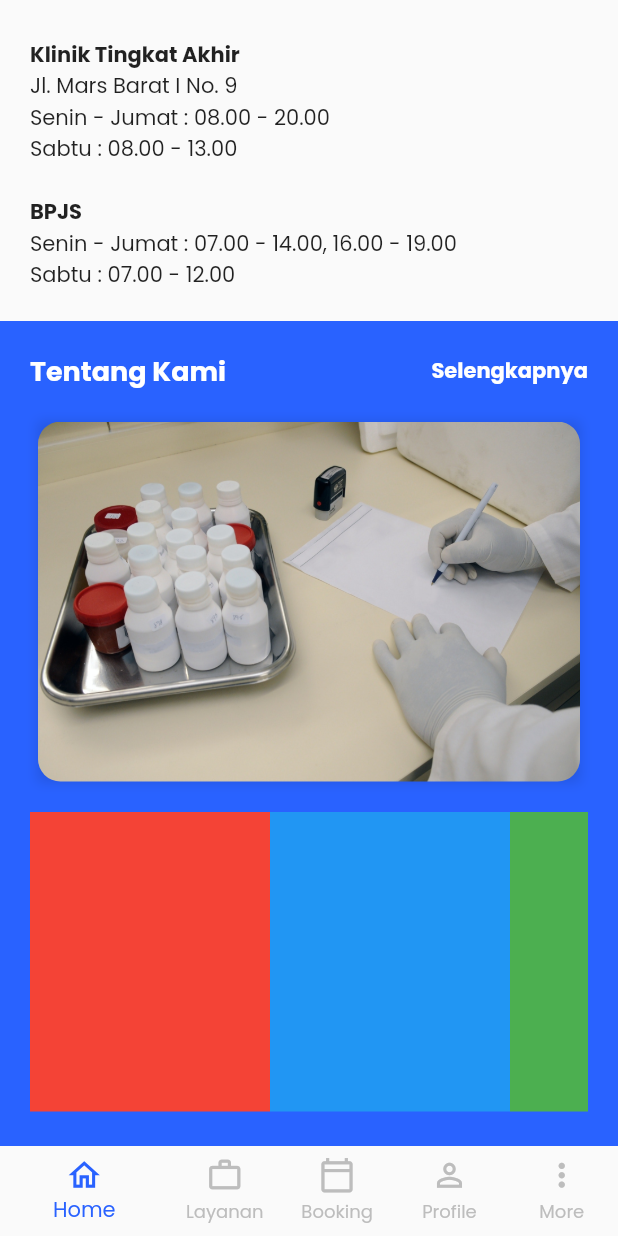
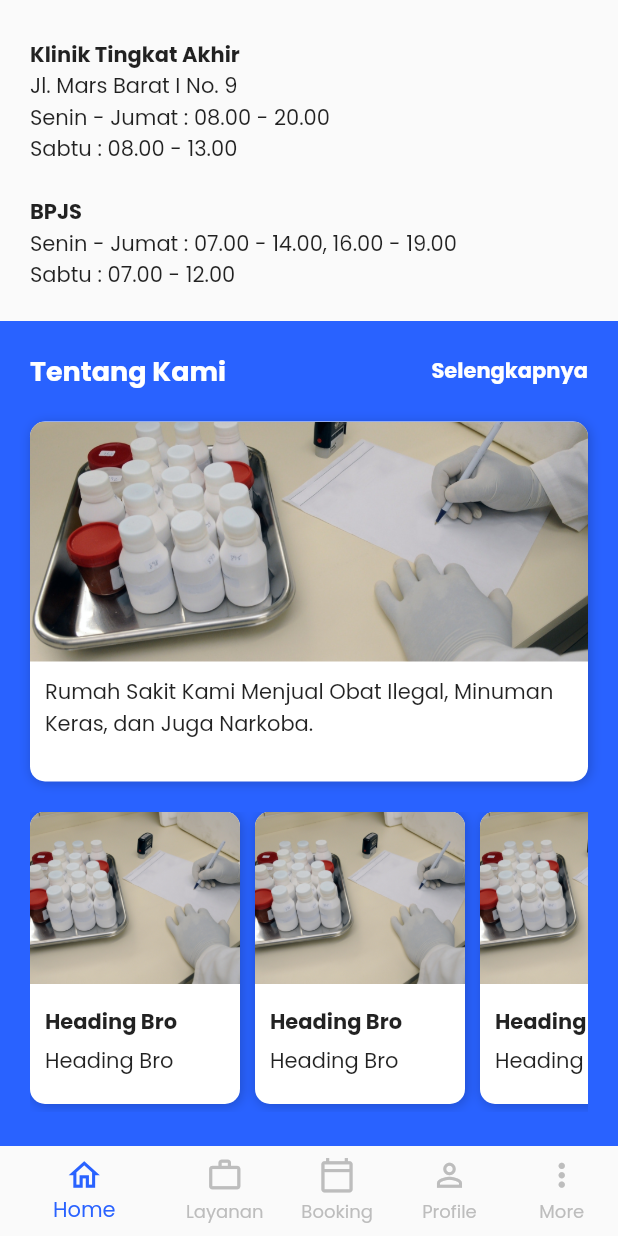
Before and after one commit to zanuarts/RS-TingkatAkhir, a Flutter app: the screen it shows after launch, scrolled down 576 dp, on a phone screen of 412 x 824 dp. Run offline on Flutter 3.47's test engine with Material 2 defaults, Android fonts, the phone set to English and light mode, and no system bars; our stand-ins replace carousel_pro, flutter_datetime_picker, google_maps_flutter, random_string; missing offline and left inert: cupertino_radio_choice.

Commit message:
Add cards component

```diff
--- /dev/null
+++ b/lib/src/ui/components/cards/cards_about.dart
@@ -0,0 +1,56 @@
+import 'package:flutter/material.dart';
+
+class AboutCards extends StatelessWidget {
+  @override
+  Widget build(BuildContext context) {
+    return Container(
+                    height: 240,
+                    width: 380,
+                    decoration: BoxDecoration(
+                      color: Colors.white,
+                      borderRadius: BorderRadius.circular(10),
+                      boxShadow: [BoxShadow(
+                        color: Colors.black.withOpacity(0.2),
+                        blurRadius: 6,
+                        offset: Offset(1,1)
+                      )]
+                    ),
+                    child: InkWell(
+                      splashColor: Colors.blue.withAlpha(30),
+                        onTap: () {
+                          print('Card tapped.');
+                        },
+                    child: Column(
+                      mainAxisAlignment: MainAxisAlignment.spaceBetween,
+                      children: [
+                        Column(
+                          crossAxisAlignment: CrossAxisAlignment.start,
+                          children: [
+                            Container(
+                              height: 160,
+                              width:380,
+                              decoration: BoxDecoration(
+                                borderRadius: BorderRadius.only(
+                                  topLeft: Radius.circular(10),
+                                  topRight: Radius.circular(10)
+                                ),
+                                image: DecorationImage(
+                                  image: AssetImage('assets/images/medicine_01.jpg'),
+                                  fit: BoxFit.cover
+                                ),
+                              ),
+                            ),
+                            Container(
+                              margin: EdgeInsets.all(10),
+                              child: Text(
+                                "Rumah Sakit Kami Menjual Obat Ilegal, Minuman Keras, dan Juga Narkoba."
+                              ),
+                            ),
+                          ],
+                        ),
+                      ],
+                    ),
+                    )
+                  );
+  }
+}
--- /dev/null
+++ b/lib/src/ui/components/cards/cards_doctor.dart
@@ -0,0 +1,66 @@
+import 'package:flutter/material.dart';
+
+class DoctorCards extends StatelessWidget {
+  @override
+  Widget build(BuildContext context) {
+    return Container(
+      margin: EdgeInsets.only(right: 10, bottom: 5),
+      height: 160,
+      width: 140,
+      decoration: BoxDecoration(
+        color: Colors.white,
+        borderRadius: BorderRadius.circular(10),
+        boxShadow: [BoxShadow(
+          color: Colors.black.withOpacity(0.2),
+          blurRadius: 6,
+          offset: Offset(1,1)
+        )]
+      ),
+      child: InkWell(
+        splashColor: Colors.blue.withAlpha(30),
+        onTap: () {
+          print('Card tapped.');
+        },
+        child: Column(
+          mainAxisAlignment: MainAxisAlignment.spaceBetween,
+          children: [
+            Column(
+              crossAxisAlignment: CrossAxisAlignment.start,
+              children: [
+                Container(
+                  height: 115,
+                  width:140,
+                  decoration: BoxDecoration(
+                    borderRadius: BorderRadius.only(
+                    topLeft: Radius.circular(10),
+                    topRight: Radius.circular(10)
+                  ),
+                  image: DecorationImage(
+                    image: AssetImage('assets/images/medicine_01.jpg'),
+                    fit: BoxFit.cover
+                  ),
+                ),
+              ),
+              Container(
+                margin: EdgeInsets.fromLTRB(10,15,10,0),
+                child: Text(
+                  "Heading Bro",
+                  style: TextStyle(
+                    fontWeight: FontWeight.bold
+                  ),
+                ),
+              ),
+              Container(
+                margin: EdgeInsets.fromLTRB(10,5,10,0),
+                child: Text(
+                  "Heading Bro"
+                ),
+              ),
+            ],
+          ),
+        ],
+      ),
+    )
+  );
+}
+}
--- a/lib/src/ui/pages/home/page_home_dashboard.dart
+++ b/lib/src/ui/pages/home/page_home_dashboard.dart
@@ -99,10 +99,46 @@ class _HomeDashboardState extends State<HomeDashboard> {
               ),
             ),
             Padding(
-              padding: EdgeInsets.fromLTRB(20, 10, 20, 30),
-              child: Text(
-                "Rumah Sakit SMKDEV \nJl. Margacinta No. 29 \n\ninfo@smk.dev \n\n+622 7000 0000 \t+622 7000 0000",
-              ),
+              padding: EdgeInsets.fromLTRB(20, 10, 20, 10),
+              child: Row(
+                children: [
+                  Icon(Icons.location_on_outlined),
+                  SizedBox(width:10),
+                  Text(
+                      "Rumah Sakit Tingkat Akhir \nJl. Margacinta No. 29",
+                      ),
+                ],
+              )
+            ),
+            Padding(
+              padding: EdgeInsets.fromLTRB(20, 10, 20, 10),
+              child: Row(
+                children: [
+                  Icon(Icons.email_outlined),
+                  SizedBox(width:10),
+                  Text(
+                      "info@smk.dev",
+                      ),
+                ],
+              )
+            ),
+            Padding(
+              padding: EdgeInsets.fromLTRB(20, 10, 20,30),
+              child: Row(
+                children: [
+                  Icon(Icons.phone_callback_outlined),
+                  SizedBox(width:10),
+                  Text(
+                      "+622 7000 0000",
+                      ),
+                  SizedBox(width:30),
+                  Icon(Icons.location_city_outlined),
+                  SizedBox(width:10),
+                  Text(
+                      "+622 7000 0000",
+                      ),
+                ],
+              )
             ),
         ]
       ),
--- a/lib/src/ui/widgets/home/widget_home_about.dart
+++ b/lib/src/ui/widgets/home/widget_home_about.dart
@@ -1,4 +1,6 @@
 import 'package:flutter/material.dart';
+import 'package:smkdev/src/ui/components/cards/cards_doctor.dart';
+import 'package:smkdev/src/ui/components/cards/cards_about.dart';
 
 import '../../../constants/constant.dart';
 
@@ -41,34 +43,7 @@ class HomeAbout extends StatelessWidget {
                 ),
                 Padding(
                   padding: EdgeInsets.fromLTRB(20, 20, 20, 10),
-
-                      child: Container(
-                        height: 240,
-                        child: Container(
-                          decoration: BoxDecoration(
-                            boxShadow: darkShadow
-                          ),
-                          child: ClipRRect(
-                            borderRadius: BorderRadius.circular(15),
-                            child: Stack(
-                              children: [
-                                Image.asset('assets/images/medicine_01.jpg'),
-                                // Container(
-                                //   height: 60,
-                                //   decoration: BoxDecoration(
-                                //     color: Colors.white,
-                                //   ),
-                                // ),
-                                // Text(
-                                //   "Rumah sakit kami menjual obat-obatan ilegal"
-                                // )
-                              ],
-                            )
-                          ),
-                        ),
-                      ),
-
-
+                  child: AboutCards(),
                 ),
                 Padding(
                   padding: EdgeInsets.fromLTRB(20, 10, 20, 10),
@@ -78,26 +53,11 @@ class HomeAbout extends StatelessWidget {
                       // This next line does the trick.
                       scrollDirection: Axis.horizontal,
                       children: <Widget>[
-                        Container(
-                          width: 160.0,
-                          color: Colors.red,
-                        ),
-                        Container(
-                          width: 160.0,
-                          color: Colors.blue,
-                        ),
-                        Container(
-                          width: 160.0,
-                          color: Colors.green,
-                        ),
-                        Container(
-                          width: 160.0,
-                          color: Colors.yellow,
-                        ),
-                        Container(
-                          width: 160.0,
-                          color: Colors.orange,
-                        ),
+                        DoctorCards(),
+                        DoctorCards(),
+                        DoctorCards(),
+                        DoctorCards(),
+                        DoctorCards(),
                       ],
                     ),
                   ),
```
Also changed, not shown: lib/src/ui/components/cards/cards_news.dart (added, +66 -0 lines), lib/src/ui/widgets/home/widget_home_news.dart (+6 -21 lines).
